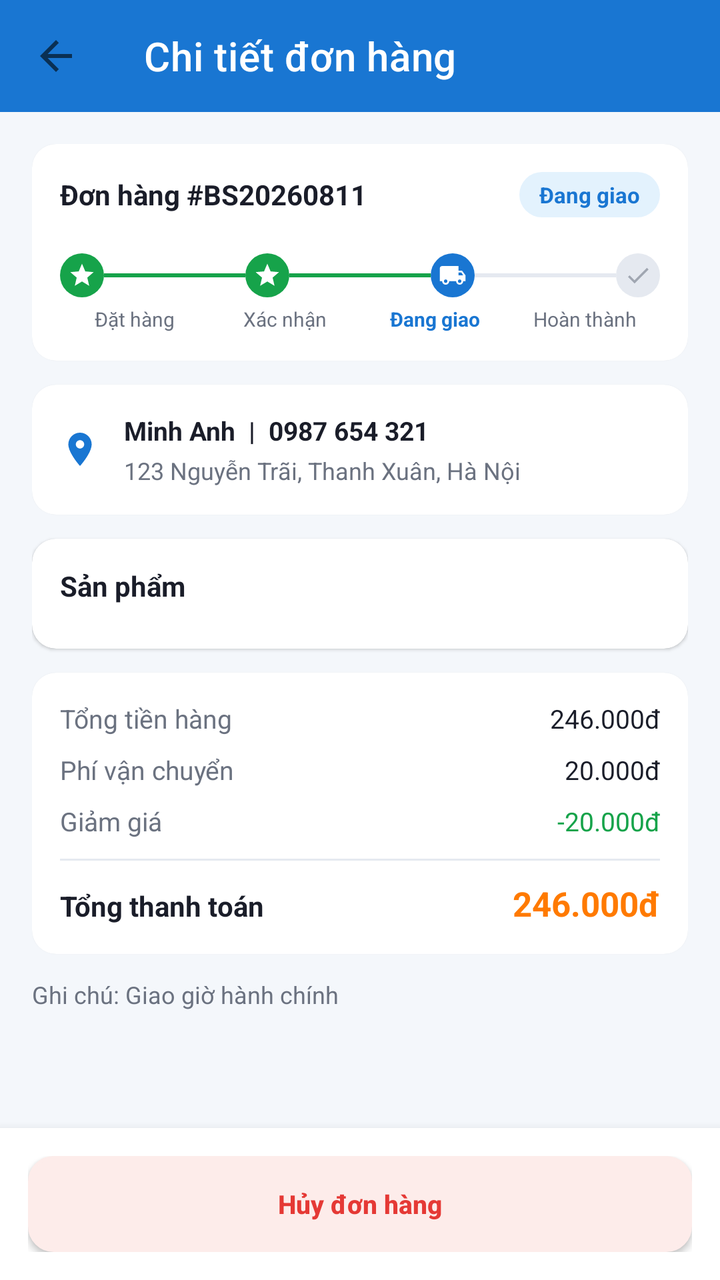
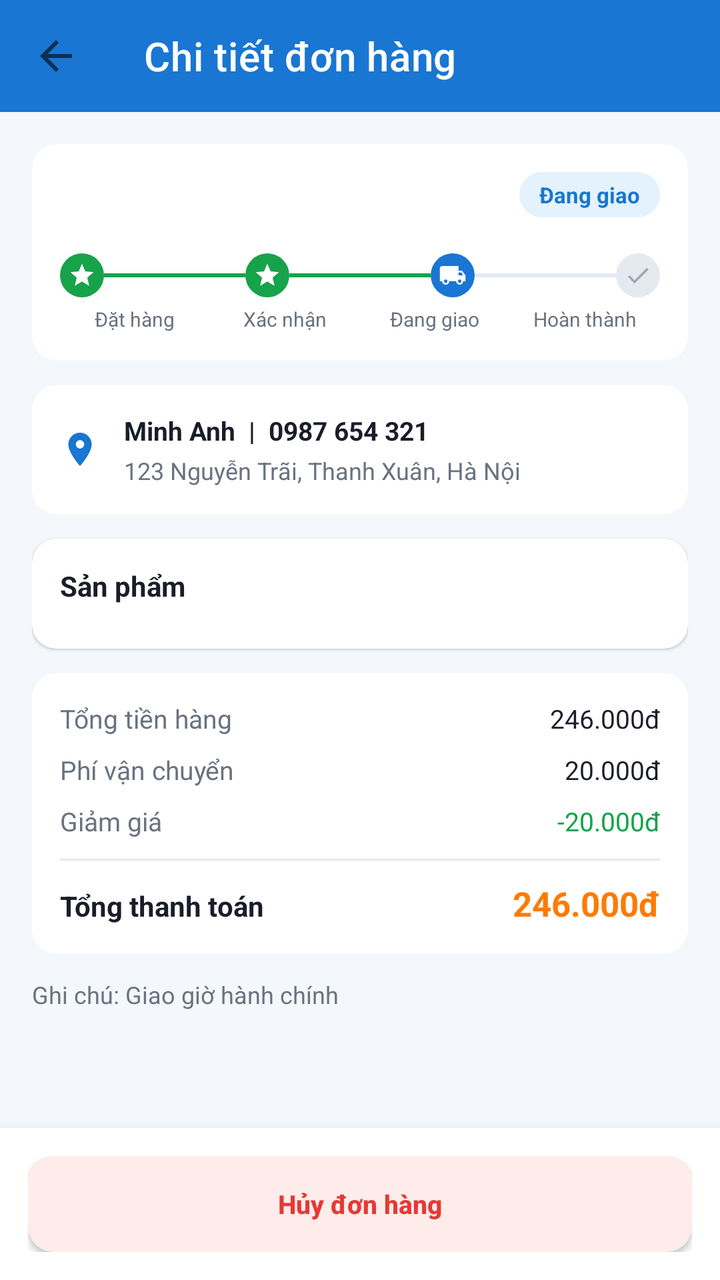

An Android layout rendered at two revisions. The XML below is the earlier revision; the diff shows what the commit changed to produce the second picture.
<!-- AndroidManifest.xml: application theme Theme.BookApp -->
<!-- res/layout/activity_order_detail.xml -->
<?xml version="1.0" encoding="utf-8"?>
<androidx.constraintlayout.widget.ConstraintLayout xmlns:android="http://schemas.android.com/apk/res/android"
    xmlns:app="http://schemas.android.com/apk/res-auto"
    android:layout_width="match_parent"
    android:layout_height="match_parent"
    android:background="@color/background">

    <androidx.appcompat.widget.Toolbar
        android:id="@+id/toolbar"
        android:layout_width="0dp"
        android:layout_height="?attr/actionBarSize"
        android:background="@color/primary"
        app:layout_constraintTop_toTopOf="parent"
        app:layout_constraintStart_toStartOf="parent"
        app:layout_constraintEnd_toEndOf="parent"
        app:navigationIcon="@drawable/ic_back"
        app:title="Chi tiết đơn hàng"
        app:titleTextColor="@color/white" />

    <androidx.core.widget.NestedScrollView
        android:layout_width="0dp"
        android:layout_height="0dp"
        app:layout_constraintTop_toBottomOf="@id/toolbar"
        app:layout_constraintStart_toStartOf="parent"
        app:layout_constraintEnd_toEndOf="parent"
        app:layout_constraintBottom_toTopOf="@id/ll_bottom_action">

        <LinearLayout
            android:layout_width="match_parent"
            android:layout_height="wrap_content"
            android:orientation="vertical"
            android:padding="16dp">

            
            <androidx.cardview.widget.CardView
                android:layout_width="match_parent"
                android:layout_height="wrap_content"
                app:cardBackgroundColor="@color/surface"
                app:cardCornerRadius="12dp"
                app:cardElevation="1dp">

                <LinearLayout
                    android:layout_width="match_parent"
                    android:layout_height="wrap_content"
                    android:orientation="vertical"
                    android:padding="14dp">

                    <LinearLayout
                        android:layout_width="match_parent"
                        android:layout_height="wrap_content"
                        android:gravity="center_vertical"
                        android:orientation="horizontal">

                        <TextView
                            android:id="@+id/tv_order_id"
                            android:layout_width="0dp"
                            android:layout_height="wrap_content"
                            android:layout_weight="1"
                            android:text="Đơn hàng #BS20260811"
                            android:textColor="@color/text_primary"
                            android:textSize="14sp"
                            android:textStyle="bold" />

                        <TextView
                            android:id="@+id/tv_order_status"
                            android:layout_width="wrap_content"
                            android:layout_height="wrap_content"
                            android:background="@drawable/bg_status_chip"
                            android:backgroundTint="@color/primary_light"
                            android:paddingHorizontal="10dp"
                            android:paddingVertical="4dp"
                            android:text="Đang giao"
                            android:textColor="@color/primary"
                            android:textSize="11sp"
                            android:textStyle="bold" />
                    </LinearLayout>

                    
                    <LinearLayout
                        android:layout_width="match_parent"
                        android:layout_height="wrap_content"
                        android:layout_marginTop="18dp"
                        android:gravity="center_vertical"
                        android:orientation="horizontal">

                        <ImageView
                            android:id="@+id/step1_dot"
                            android:layout_width="22dp"
                            android:layout_height="22dp"
                            android:background="@drawable/bg_circle_white"
                            android:backgroundTint="@color/status_success"
                            android:padding="4dp"
                            android:src="@drawable/ic_star"
                            app:tint="@color/white" />

                        <View android:id="@+id/step_line1" style="@style/OrderStepLineDone" />

                        <ImageView
                            android:id="@+id/step2_dot"
                            android:layout_width="22dp"
                            android:layout_height="22dp"
                            android:background="@drawable/bg_circle_white"
                            android:backgroundTint="@color/status_success"
                            android:padding="4dp"
                            android:src="@drawable/ic_star"
                            app:tint="@color/white" />

                        <View android:id="@+id/step_line2" style="@style/OrderStepLineDone" />

                        <ImageView
                            android:id="@+id/step3_dot"
                            android:layout_width="22dp"
                            android:layout_height="22dp"
                            android:background="@drawable/bg_circle_white"
                            android:backgroundTint="@color/primary"
                            android:padding="4dp"
                            android:src="@drawable/ic_order_shipping"
                            app:tint="@color/white" />

                        <View android:id="@+id/step_line3" style="@style/OrderStepLineTodo" />

                        <ImageView
                            android:id="@+id/step4_dot"
                            android:layout_width="22dp"
                            android:layout_height="22dp"
                            android:background="@drawable/bg_circle_white"
                            android:backgroundTint="@color/divider"
                            android:padding="4dp"
                            android:src="@drawable/ic_order_delivered"
                            app:tint="@color/text_hint" />
                    </LinearLayout>

                    <LinearLayout
                        android:layout_width="match_parent"
                        android:layout_height="wrap_content"
                        android:layout_marginTop="4dp"
                        android:orientation="horizontal">

                        <TextView style="@style/OrderStepLabel" android:text="Đặt hàng" />
                        <TextView style="@style/OrderStepLabel" android:text="Xác nhận" />
                        <TextView style="@style/OrderStepLabel" android:text="Đang giao" android:textColor="@color/primary" android:textStyle="bold" />
                        <TextView style="@style/OrderStepLabel" android:text="Hoàn thành" />
                    </LinearLayout>
                </LinearLayout>
            </androidx.cardview.widget.CardView>

            
            <androidx.cardview.widget.CardView
                android:layout_width="match_parent"
                android:layout_height="wrap_content"
                android:layout_marginTop="12dp"
                app:cardBackgroundColor="@color/surface"
                app:cardCornerRadius="12dp"
                app:cardElevation="1dp">

                <LinearLayout
                    android:layout_width="match_parent"
                    android:layout_height="wrap_content"
                    android:gravity="center_vertical"
                    android:orientation="horizontal"
                    android:padding="14dp">

                    <ImageView
                        android:layout_width="20dp"
                        android:layout_height="20dp"
                        android:src="@drawable/ic_location"
                        app:tint="@color/primary" />

                    <LinearLayout
                        android:layout_width="0dp"
                        android:layout_height="wrap_content"
                        android:layout_marginStart="12dp"
                        android:layout_weight="1"
                        android:orientation="vertical">

                        <TextView
                            android:id="@+id/tv_address_name_phone"
                            android:layout_width="match_parent"
                            android:layout_height="wrap_content"
                            android:text="Minh Anh  |  0987 654 321"
                            android:textColor="@color/text_primary"
                            android:textSize="13sp"
                            android:textStyle="bold" />

                        <TextView
                            android:id="@+id/tv_address_detail"
                            android:layout_width="match_parent"
                            android:layout_height="wrap_content"
                            android:layout_marginTop="3dp"
                            android:text="123 Nguyễn Trãi, Thanh Xuân, Hà Nội"
                            android:textColor="@color/text_secondary"
                            android:textSize="12sp" />
                    </LinearLayout>
                </LinearLayout>
            </androidx.cardview.widget.CardView>

            
            <androidx.cardview.widget.CardView
                android:layout_width="match_parent"
                android:layout_height="wrap_content"
                android:layout_marginTop="12dp"
                app:cardBackgroundColor="@color/surface"
                app:cardCornerRadius="12dp"
                app:cardElevation="1dp">

                <LinearLayout
                    android:layout_width="match_parent"
                    android:layout_height="wrap_content"
                    android:orientation="vertical"
                    android:padding="14dp">

                    <TextView
                        android:layout_width="match_parent"
                        android:layout_height="wrap_content"
                        android:text="Sản phẩm"
                        android:textColor="@color/text_primary"
                        android:textSize="14sp"
                        android:textStyle="bold" />

                    <androidx.recyclerview.widget.RecyclerView
                        android:id="@+id/rv_order_items"
                        android:layout_width="match_parent"
                        android:layout_height="wrap_content"
                        android:layout_marginTop="8dp"
                        android:nestedScrollingEnabled="false"
                        app:layoutManager="androidx.recyclerview.widget.LinearLayoutManager" />
                </LinearLayout>
            </androidx.cardview.widget.CardView>

            
            <androidx.cardview.widget.CardView
                android:layout_width="match_parent"
                android:layout_height="wrap_content"
                android:layout_marginTop="12dp"
                app:cardBackgroundColor="@color/surface"
                app:cardCornerRadius="12dp"
                app:cardElevation="1dp">

                <LinearLayout
                    android:layout_width="match_parent"
                    android:layout_height="wrap_content"
                    android:orientation="vertical"
                    android:padding="14dp">

                    <LinearLayout
                        android:layout_width="match_parent"
                        android:layout_height="wrap_content"
                        android:orientation="horizontal">
                        <TextView android:layout_width="0dp" android:layout_height="wrap_content" android:layout_weight="1"
                            android:text="Tổng tiền hàng" android:textColor="@color/text_secondary" android:textSize="13sp" />
                        <TextView android:id="@+id/tv_total_price" android:layout_width="wrap_content" android:layout_height="wrap_content"
                            android:text="246.000đ" android:textColor="@color/text_primary" android:textSize="13sp" />
                    </LinearLayout>

                    <LinearLayout
                        android:layout_width="match_parent"
                        android:layout_height="wrap_content"
                        android:layout_marginTop="8dp"
                        android:orientation="horizontal">
                        <TextView android:layout_width="0dp" android:layout_height="wrap_content" android:layout_weight="1"
                            android:text="Phí vận chuyển" android:textColor="@color/text_secondary" android:textSize="13sp" />
                        <TextView android:id="@+id/tv_shipping_fee" android:layout_width="wrap_content" android:layout_height="wrap_content"
                            android:text="20.000đ" android:textColor="@color/text_primary" android:textSize="13sp" />
                    </LinearLayout>

                    <LinearLayout
                        android:layout_width="match_parent"
                        android:layout_height="wrap_content"
                        android:layout_marginTop="8dp"
                        android:orientation="horizontal">
                        <TextView android:layout_width="0dp" android:layout_height="wrap_content" android:layout_weight="1"
                            android:text="Giảm giá" android:textColor="@color/text_secondary" android:textSize="13sp" />
                        <TextView android:id="@+id/tv_discount" android:layout_width="wrap_content" android:layout_height="wrap_content"
                            android:text="-20.000đ" android:textColor="@color/status_success" android:textSize="13sp" />
                    </LinearLayout>

                    <View style="@style/DividerLine" android:layout_marginTop="10dp" android:layout_marginStart="0dp" />

                    <LinearLayout
                        android:layout_width="match_parent"
                        android:layout_height="wrap_content"
                        android:layout_marginTop="10dp"
                        android:orientation="horizontal">
                        <TextView android:layout_width="0dp" android:layout_height="wrap_content" android:layout_weight="1"
                            android:text="Tổng thanh toán" android:textColor="@color/text_primary" android:textSize="14sp" android:textStyle="bold" />
                        <TextView android:id="@+id/tv_final_total" android:layout_width="wrap_content" android:layout_height="wrap_content"
                            android:text="246.000đ" android:textColor="@color/accent_price" android:textSize="17sp" android:textStyle="bold" />
                    </LinearLayout>
                </LinearLayout>
            </androidx.cardview.widget.CardView>

            
            <TextView
                android:id="@+id/tv_note"
                android:layout_width="match_parent"
                android:layout_height="wrap_content"
                android:layout_marginTop="12dp"
                android:text="Ghi chú: Giao giờ hành chính"
                android:textColor="@color/text_secondary"
                android:textSize="12sp" />

        </LinearLayout>
    </androidx.core.widget.NestedScrollView>

    
    <LinearLayout
        android:id="@+id/ll_bottom_action"
        android:layout_width="0dp"
        android:layout_height="wrap_content"
        android:background="@color/surface"
        android:elevation="8dp"
        android:orientation="horizontal"
        android:padding="14dp"
        app:layout_constraintStart_toStartOf="parent"
        app:layout_constraintEnd_toEndOf="parent"
        app:layout_constraintBottom_toBottomOf="parent">

        <Button
            android:id="@+id/btn_cancel_order"
            android:layout_width="0dp"
            android:layout_height="48dp"
            android:layout_weight="1"
            android:background="@drawable/bg_button_outline"
            android:backgroundTint="@color/status_error_bg"
            android:elevation="0dp"
            android:text="Hủy đơn hàng"
            android:textAllCaps="false"
            android:textColor="@color/status_error"
            android:textSize="13sp"
            android:textStyle="bold" />

        <Button
            android:id="@+id/btn_review_order"
            android:layout_width="0dp"
            android:layout_height="48dp"
            android:layout_marginStart="10dp"
            android:layout_weight="1"
            android:background="@drawable/bg_button_primary"
            android:elevation="0dp"
            android:text="Đánh giá"
            android:textAllCaps="false"
            android:textColor="@color/white"
            android:textSize="13sp"
            android:textStyle="bold"
            android:visibility="gone" />
    </LinearLayout>

</androidx.constraintlayout.widget.ConstraintLayout>
<!-- resources referenced by this layout -->
<resources>
  <color name="accent_price">#FF7A00</color>
  <color name="background">#F4F7FB</color>
  <color name="divider">#E5E9F0</color>
  <color name="primary">#1976D2</color>
  <color name="primary_light">#E3F2FD</color>
  <color name="status_error">#E53935</color>
  <color name="status_error_bg">#FDECEA</color>
  <color name="status_success">#16A34A</color>
  <color name="surface">#FFFFFF</color>
  <color name="text_hint">#A0A6B1</color>
  <color name="text_primary">#1A1D29</color>
  <color name="text_secondary">#6B7280</color>
  <color name="white">#FFFFFF</color>
  <!-- drawable bg_button_outline (drawable) -->
  <?xml version="1.0" encoding="utf-8"?>
  <shape xmlns:android="http://schemas.android.com/apk/res/android" android:shape="rectangle">
      <solid android:color="@color/surface" />
      <stroke android:width="1.5dp" android:color="@color/primary" />
      <corners android:radius="12dp" />
  </shape>
  <!-- drawable bg_button_primary (drawable) -->
  <?xml version="1.0" encoding="utf-8"?>
  <shape xmlns:android="http://schemas.android.com/apk/res/android" android:shape="rectangle">
      <solid android:color="@color/primary" />
      <corners android:radius="12dp" />
  </shape>
  <!-- drawable bg_circle_white (drawable) -->
  <?xml version="1.0" encoding="utf-8"?>
  <shape xmlns:android="http://schemas.android.com/apk/res/android" android:shape="oval">
      <solid android:color="@color/white" />
  </shape>
  <!-- drawable bg_status_chip (drawable) -->
  <?xml version="1.0" encoding="utf-8"?>
  <shape xmlns:android="http://schemas.android.com/apk/res/android" android:shape="rectangle">
      <solid android:color="@color/status_success_bg" />
      <corners android:radius="20dp" />
  </shape>
  <!-- drawable ic_back (drawable) -->
  <?xml version="1.0" encoding="utf-8"?>
  <vector xmlns:android="http://schemas.android.com/apk/res/android"
      android:width="24dp"
      android:height="24dp"
      android:viewportWidth="24"
      android:viewportHeight="24"
      android:tint="?attr/colorControlNormal">
      <path
          android:fillColor="#FF000000"
          android:pathData="M20,11L7.83,11l5.59,-5.59L12,4l-8,8 8,8 1.41,-1.41L7.83,13L20,13z"/>
  </vector>
  <!-- drawable ic_order_delivered (drawable) -->
  <?xml version="1.0" encoding="utf-8"?>
  <vector xmlns:android="http://schemas.android.com/apk/res/android"
      android:width="24dp"
      android:height="24dp"
      android:viewportWidth="24"
      android:viewportHeight="24"
      android:tint="?attr/colorControlNormal">
      <path
          android:fillColor="#FF000000"
          android:pathData="M9,16.17L4.83,12l-1.42,1.41L9,19 21,7l-1.41,-1.41z"/>
  </vector>
  <style name="DividerLine">
          <item name="android:layout_width">match_parent</item>
          <item name="android:layout_height">1dp</item>
          <item name="android:background">@color/divider</item>
          <item name="android:layout_marginStart">50dp</item>
      </style>
  <style name="OrderStepLabel">
          <item name="android:layout_width">0dp</item>
          <item name="android:layout_height">wrap_content</item>
          <item name="android:layout_weight">1</item>
          <item name="android:gravity">center</item>
          <item name="android:textColor">@color/text_secondary</item>
          <item name="android:textSize">10sp</item>
      </style>
  <style name="OrderStepLineDone">
          <item name="android:layout_width">0dp</item>
          <item name="android:layout_height">2dp</item>
          <item name="android:layout_weight">1</item>
          <item name="android:background">@color/status_success</item>
      </style>
  <style name="OrderStepLineTodo">
          <item name="android:layout_width">0dp</item>
          <item name="android:layout_height">2dp</item>
          <item name="android:layout_weight">1</item>
          <item name="android:background">@color/divider</item>
      </style>
  <color name="status_success_bg">#E8F7EE</color>
  <color name="primary_dark">#0D47A1</color>
  <!-- unchanged entries left out for length: 4 -->
</resources>

<!-- the commit's change to res/layout/activity_order_detail.xml (unified diff, before → after) -->
@@ -51,15 +51,10 @@
                         android:gravity="center_vertical"
                         android:orientation="horizontal">
 
-                        <TextView
-                            android:id="@+id/tv_order_id"
+                        <Space
                             android:layout_width="0dp"
                             android:layout_height="wrap_content"
-                            android:layout_weight="1"
-                            android:text="Đơn hàng #BS20260811"
-                            android:textColor="@color/text_primary"
-                            android:textSize="14sp"
-                            android:textStyle="bold" />
+                            android:layout_weight="1" />
 
                         <TextView
                             android:id="@+id/tv_order_status"
@@ -136,10 +131,10 @@
                         android:layout_marginTop="4dp"
                         android:orientation="horizontal">
 
-                        <TextView style="@style/OrderStepLabel" android:text="Đặt hàng" />
-                        <TextView style="@style/OrderStepLabel" android:text="Xác nhận" />
-                        <TextView style="@style/OrderStepLabel" android:text="Đang giao" android:textColor="@color/primary" android:textStyle="bold" />
-                        <TextView style="@style/OrderStepLabel" android:text="Hoàn thành" />
+                        <TextView android:id="@+id/tv_step1_label" style="@style/OrderStepLabel" android:text="Đặt hàng" />
+                        <TextView android:id="@+id/tv_step2_label" style="@style/OrderStepLabel" android:text="Xác nhận" />
+                        <TextView android:id="@+id/tv_step3_label" style="@style/OrderStepLabel" android:text="Đang giao" />
+                        <TextView android:id="@+id/tv_step4_label" style="@style/OrderStepLabel" android:text="Hoàn thành" />
                     </LinearLayout>
                 </LinearLayout>
             </androidx.cardview.widget.CardView>
